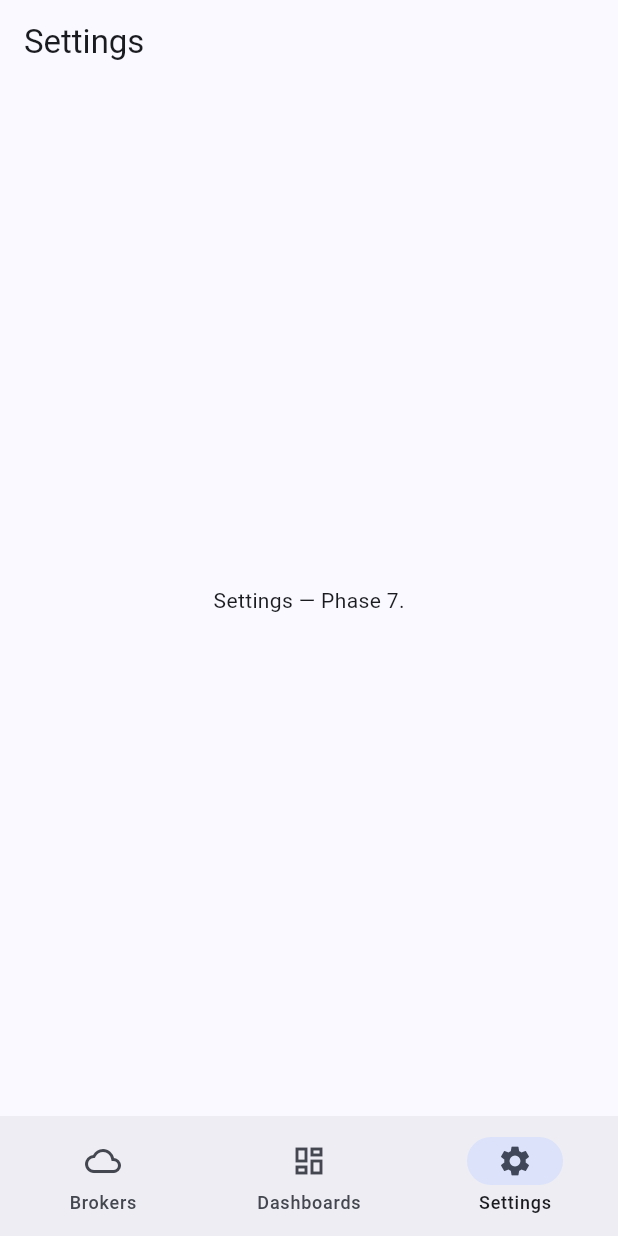
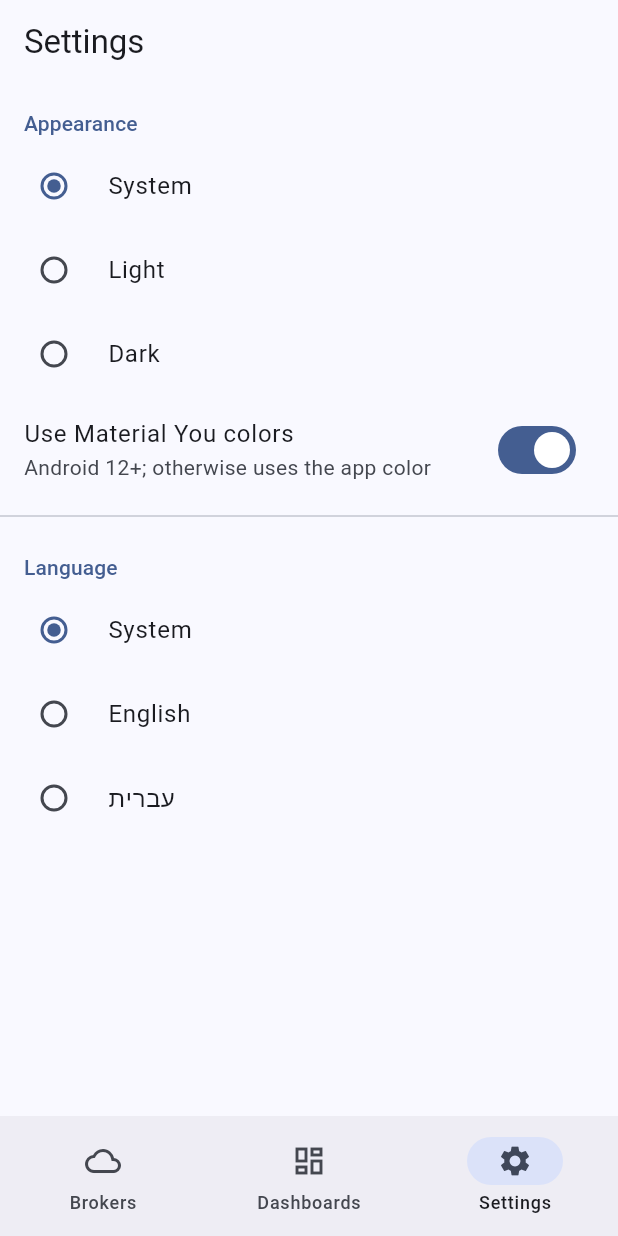
Before and after one commit to giladtamam/zigdash, a Flutter app: the screen it shows after launch, item 3 of the bottom bar chosen, on a phone screen of 412 x 824 dp. Run offline on Flutter 3.47's test engine with Material 3 defaults, Android fonts, the light colour scheme and no system bars; drawn by our look-alikes of dynamic_color; our stand-ins replace drift, drift_flutter, flutter_riverpod, flutter_secure_storage, go_router, rxdart and 1 more; missing offline and left inert: mqtt_client; accounts and stored records are empty; generated files the repository leaves out were written again.

Commit message:
feat(settings): real Settings screen (theme + language)

```diff
--- a/lib/core/router/app_router.dart
+++ b/lib/core/router/app_router.dart
@@ -9,7 +9,7 @@ import '../../features/dashboards/screens/dashboard_form_screen.dart';
 import '../../features/dashboards/screens/dashboards_placeholder.dart';
 import '../../features/dashboards/screens/dashboards_screen.dart';
 import '../../features/panels/screens/panel_form_screen.dart';
-import '../../features/settings/screens/settings_placeholder.dart';
+import '../../features/settings/screens/settings_screen.dart';
 import 'routes.dart';
 
 PanelType _parseType(String? s) => switch (s) {
@@ -111,7 +111,7 @@ final routerProvider = Provider<GoRouter>((ref) {
             routes: [
               GoRoute(
                 path: Routes.settings,
-                builder: (_, __) => const SettingsPlaceholder(),
+                builder: (_, __) => const SettingsScreen(),
               ),
             ],
           ),
--- a/lib/features/settings/screens/settings_placeholder.dart
+++ /dev/null
@@ -1,13 +0,0 @@
-import 'package:flutter/material.dart';
-
-class SettingsPlaceholder extends StatelessWidget {
-  const SettingsPlaceholder({super.key});
-
-  @override
-  Widget build(BuildContext context) {
-    return Scaffold(
-      appBar: AppBar(title: const Text('Settings')),
-      body: const Center(child: Text('Settings — Phase 7.')),
-    );
-  }
-}
--- /dev/null
+++ b/lib/features/settings/screens/settings_screen.dart
@@ -0,0 +1,84 @@
+import 'package:flutter/material.dart';
+import 'package:flutter_riverpod/flutter_riverpod.dart';
+
+import '../../../core/l10n/l10n_ext.dart';
+import '../providers/settings_controller.dart';
+
+class SettingsScreen extends ConsumerWidget {
+  const SettingsScreen({super.key});
+
+  @override
+  Widget build(BuildContext context, WidgetRef ref) {
+    final l10n = context.l10n;
+    final settings = ref.watch(settingsControllerProvider);
+    final ctrl = ref.read(settingsControllerProvider.notifier);
+
+    return Scaffold(
+      appBar: AppBar(title: Text(l10n.navSettings)),
+      body: ListView(
+        children: [
+          _SectionHeader(l10n.settingsAppearance),
+          RadioListTile<ThemeMode>(
+            title: Text(l10n.themeSystem),
+            value: ThemeMode.system,
+            groupValue: settings.themeMode,
+            onChanged: (v) => ctrl.setThemeMode(v!),
+          ),
+          RadioListTile<ThemeMode>(
+            title: Text(l10n.themeLight),
+            value: ThemeMode.light,
+            groupValue: settings.themeMode,
+            onChanged: (v) => ctrl.setThemeMode(v!),
+          ),
+          RadioListTile<ThemeMode>(
+            title: Text(l10n.themeDark),
+            value: ThemeMode.dark,
+            groupValue: settings.themeMode,
+            onChanged: (v) => ctrl.setThemeMode(v!),
+          ),
+          SwitchListTile(
+            title: Text(l10n.settingsDynamicColor),
+            subtitle: Text(l10n.settingsDynamicColorSubtitle),
+            value: settings.dynamicColor,
+            onChanged: ctrl.setDynamicColor,
+          ),
+          const Divider(),
+          _SectionHeader(l10n.settingsLanguage),
+          RadioListTile<String?>(
+            title: Text(l10n.languageSystem),
+            value: null,
+            groupValue: settings.locale?.languageCode,
+            onChanged: (_) => ctrl.setLocale(null),
+          ),
+          RadioListTile<String?>(
+            title: Text(l10n.languageEnglish),
+            value: 'en',
+            groupValue: settings.locale?.languageCode,
+            onChanged: (_) => ctrl.setLocale(const Locale('en')),
+          ),
+          RadioListTile<String?>(
+            title: Text(l10n.languageHebrew),
+            value: 'he',
+            groupValue: settings.locale?.languageCode,
+            onChanged: (_) => ctrl.setLocale(const Locale('he')),
+          ),
+        ],
+      ),
+    );
+  }
+}
+
+class _SectionHeader extends StatelessWidget {
+  const _SectionHeader(this.text);
+  final String text;
+
+  @override
+  Widget build(BuildContext context) {
+    final scheme = Theme.of(context).colorScheme;
+    return Padding(
+      padding: const EdgeInsetsDirectional.fromSTEB(16, 16, 16, 4),
+      child: Text(text,
+          style: Theme.of(context).textTheme.labelLarge?.copyWith(color: scheme.primary)),
+    );
+  }
+}
--- a/lib/l10n/app_en.arb
+++ b/lib/l10n/app_en.arb
@@ -3,5 +3,16 @@
   "appTitle": "ZigDash",
   "navBrokers": "Brokers",
   "navDashboards": "Dashboards",
-  "navSettings": "Settings"
+  "navSettings": "Settings",
+  "settingsAppearance": "Appearance",
+  "settingsTheme": "Theme",
+  "themeSystem": "System",
+  "themeLight": "Light",
+  "themeDark": "Dark",
+  "settingsDynamicColor": "Use Material You colors",
+  "settingsDynamicColorSubtitle": "Android 12+; otherwise uses the app color",
+  "settingsLanguage": "Language",
+  "languageSystem": "System",
+  "languageEnglish": "English",
+  "languageHebrew": "עברית"
 }
--- a/lib/l10n/app_he.arb
+++ b/lib/l10n/app_he.arb
@@ -3,5 +3,16 @@
   "appTitle": "ZigDash",
   "navBrokers": "ברוקרים",
   "navDashboards": "לוחות",
-  "navSettings": "הגדרות"
+  "navSettings": "הגדרות",
+  "settingsAppearance": "מראה",
+  "settingsTheme": "ערכת נושא",
+  "themeSystem": "מערכת",
+  "themeLight": "בהיר",
+  "themeDark": "כהה",
+  "settingsDynamicColor": "צבעי Material You",
+  "settingsDynamicColorSubtitle": "אנדרואיד 12 ומעלה; אחרת נעשה שימוש בצבע האפליקציה",
+  "settingsLanguage": "שפה",
+  "languageSystem": "מערכת",
+  "languageEnglish": "English",
+  "languageHebrew": "עברית"
 }
--- a/lib/l10n/app_localizations.dart
+++ b/lib/l10n/app_localizations.dart
@@ -121,6 +121,72 @@ abstract class AppLocalizations {
   /// In en, this message translates to:
   /// **'Settings'**
   String get navSettings;
+
+  /// No description provided for @settingsAppearance.
+  ///
+  /// In en, this message translates to:
+  /// **'Appearance'**
+  String get settingsAppearance;
+
+  /// No description provided for @settingsTheme.
+  ///
+  /// In en, this message translates to:
+  /// **'Theme'**
+  String get settingsTheme;
+
+  /// No description provided for @themeSystem.
+  ///
+  /// In en, this message translates to:
+  /// **'System'**
+  String get themeSystem;
+
+  /// No description provided for @themeLight.
+  ///
+  /// In en, this message translates to:
+  /// **'Light'**
+  String get themeLight;
+
+  /// No description provided for @themeDark.
+  ///
+  /// In en, this message translates to:
+  /// **'Dark'**
+  String get themeDark;
+
+  /// No description provided for @settingsDynamicColor.
+  ///
+  /// In en, this message translates to:
+  /// **'Use Material You colors'**
+  String get settingsDynamicColor;
+
+  /// No description provided for @settingsDynamicColorSubtitle.
+  ///
+  /// In en, this message translates to:
+  /// **'Android 12+; otherwise uses the app color'**
+  String get settingsDynamicColorSubtitle;
+
+  /// No description provided for @settingsLanguage.
+  ///
+  /// In en, this message translates to:
+  /// **'Language'**
+  String get settingsLanguage;
+
+  /// No description provided for @languageSystem.
+  ///
+  /// In en, this message translates to:
+  /// **'System'**
+  String get languageSystem;
+
+  /// No description provided for @languageEnglish.
+  ///
+  /// In en, this message translates to:
+  /// **'English'**
+  String get languageEnglish;
+
+  /// No description provided for @languageHebrew.
+  ///
+  /// In en, this message translates to:
+  /// **'עברית'**
+  String get languageHebrew;
 }
 
 class _AppLocalizationsDelegate
--- a/lib/l10n/app_localizations_en.dart
+++ b/lib/l10n/app_localizations_en.dart
@@ -19,4 +19,38 @@ class AppLocalizationsEn extends AppLocalizations {
 
   @override
   String get navSettings => 'Settings';
+
+  @override
+  String get settingsAppearance => 'Appearance';
+
+  @override
+  String get settingsTheme => 'Theme';
+
+  @override
+  String get themeSystem => 'System';
+
+  @override
+  String get themeLight => 'Light';
+
+  @override
+  String get themeDark => 'Dark';
+
+  @override
+  String get settingsDynamicColor => 'Use Material You colors';
+
+  @override
+  String get settingsDynamicColorSubtitle =>
+      'Android 12+; otherwise uses the app color';
+
+  @override
+  String get settingsLanguage => 'Language';
+
+  @override
+  String get languageSystem => 'System';
+
+  @override
+  String get languageEnglish => 'English';
+
+  @override
+  String get languageHebrew => 'עברית';
 }
```
Also changed, not shown: lib/l10n/app_localizations_he.dart (+34 -0 lines).
